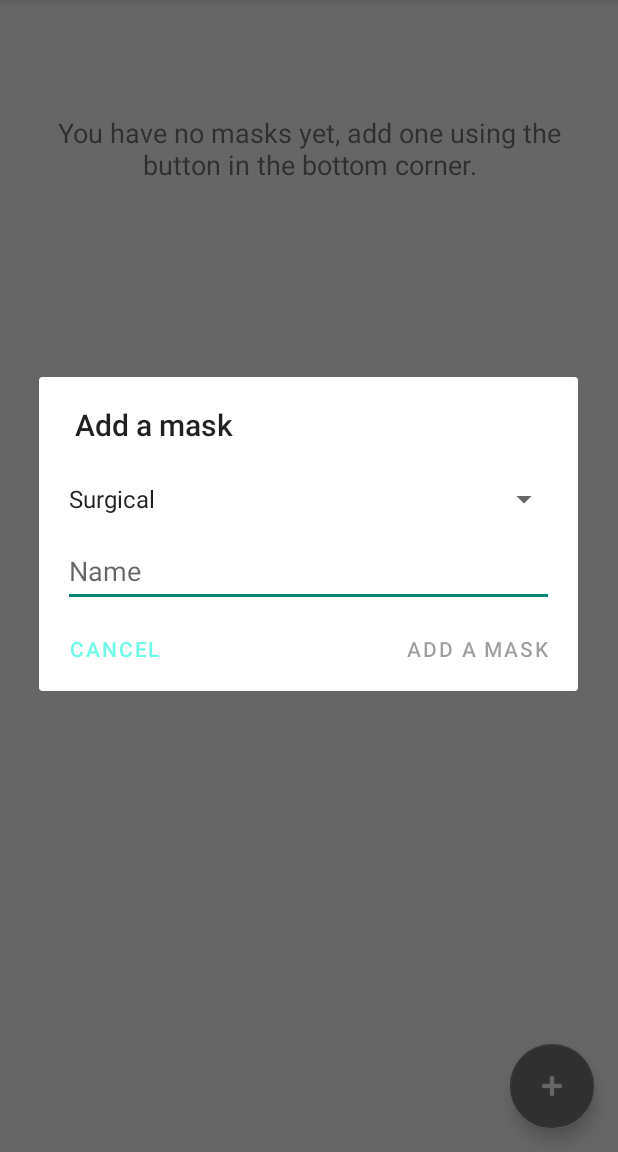
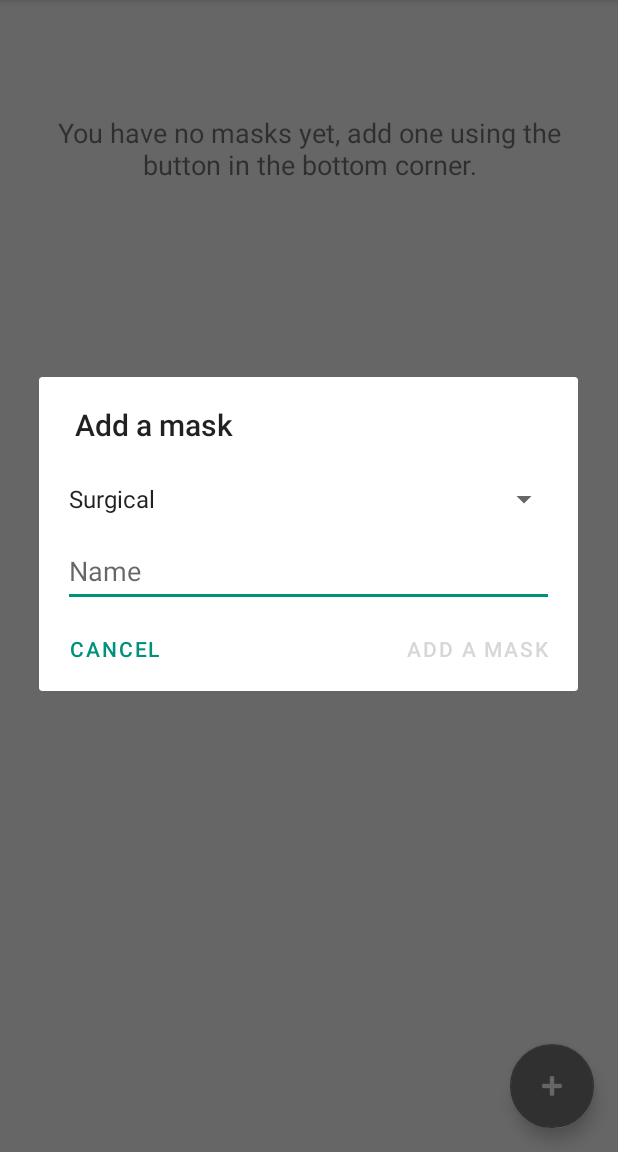
Before and after one commit to PLPeeters/MaskTimer, an Android app: the screen it shows after launch (MainActivity), after a tap on "Add a mask", on a phone screen of 412 x 824 dp, the part 84-1236 px from its top. Run offline under Robolectric (Android 15) with nearby library versions, the phone set to English and light mode, and no system bars; our stand-ins replace Room's generated code.

Commit message:
Improve theme

```diff
--- /dev/null
+++ b/app/src/main/res/color-night/button_text_color_selector.xml
@@ -0,0 +1,5 @@
+<?xml version="1.0" encoding="utf-8"?>
+<selector xmlns:android="http://schemas.android.com/apk/res/android">
+    <item android:state_enabled="false" android:color="@color/button_disabled"/>
+    <item android:color="@color/primary_color"/>
+</selector>
--- /dev/null
+++ b/app/src/main/res/color/button_text_color_selector.xml
@@ -0,0 +1,5 @@
+<?xml version="1.0" encoding="utf-8"?>
+<selector xmlns:android="http://schemas.android.com/apk/res/android">
+    <item android:state_enabled="false" android:color="@color/button_disabled"/>
+    <item android:color="@color/primary_dark_color"/>
+</selector>
--- a/app/src/main/res/values-night/themes.xml
+++ b/app/src/main/res/values-night/themes.xml
@@ -14,5 +14,15 @@
         <!-- Customize your theme here. -->
         <item name="toolbarStyle">@style/Theme.MaskTimer.Toolbar</item>
         <item name="appBarIconColor">@color/black</item>
+        <item name="radioButtonStyle">@style/Theme.MaskTimer.RadioButton</item>
+        <item name="alertDialogTheme">@style/Theme.MaskTimer.AlertDialog.Dark</item>
+    </style>
+
+    <style name="Theme.MaskTimer.AlertDialog.Dark" parent="Theme.MaskTimer.AlertDialog">
+        <item name="colorAccent">@color/primary_color</item>
+    </style>
+
+    <style name="Theme.MaskTimer.AlertDialog.Button" parent="Widget.MaterialComponents.Button.TextButton.Dialog">
+        <item name="android:textColor">@color/primary_color</item>
     </style>
 </resources>
--- a/app/src/main/res/values/colors.xml
+++ b/app/src/main/res/values/colors.xml
@@ -9,4 +9,5 @@
     <color name="timer_expired_color">#b71c1c</color>
     <color name="black">#FF000000</color>
     <color name="white">#FFFFFFFF</color>
+    <color name="button_disabled">@color/secondary_light_color</color>
 </resources>
--- a/app/src/main/res/values/themes.xml
+++ b/app/src/main/res/values/themes.xml
@@ -14,9 +14,34 @@
         <!-- Customize your theme here. -->
         <item name="toolbarStyle">@style/Theme.MaskTimer.Toolbar</item>
         <item name="appBarIconColor">@color/black</item>
+        <item name="radioButtonStyle">@style/Theme.MaskTimer.RadioButton</item>
+        <item name="alertDialogTheme">@style/Theme.MaskTimer.AlertDialog</item>
+        <item name="android:alertDialogTheme">@style/Theme.MaskTimer.AlertDialog</item>
     </style>
 
     <style name="Theme.MaskTimer.Toolbar" parent="Widget.MaterialComponents.Toolbar.Primary">
         <item name="color">@color/primary_color</item>
     </style>
+
+    <style name="Theme.MaskTimer.RadioButton" parent="Widget.AppCompat.CompoundButton.RadioButton">
+        <item name="android:textColorSecondary">?attr/colorPrimaryVariant</item>
+    </style>
+
+    <style name="Theme.MaskTimer.AlertDialog" parent="Theme.AppCompat.DayNight.Dialog.MinWidth">
+        <item name="colorAccent">@color/primary_dark_color</item>
+        <item name="buttonBarPositiveButtonStyle">@style/Theme.MaskTimer.AlertDialog.Button</item>
+        <item name="buttonBarNeutralButtonStyle">@style/Theme.MaskTimer.AlertDialog.Button.Neutral</item>
+        <item name="buttonBarNegativeButtonStyle">@style/Theme.MaskTimer.AlertDialog.Button</item>
+        <item name="android:buttonBarPositiveButtonStyle">@style/Theme.MaskTimer.AlertDialog.Button</item>
+        <item name="android:buttonBarNegativeButtonStyle">@style/Theme.MaskTimer.AlertDialog.Button</item>
+        <item name="android:buttonBarNeutralButtonStyle">@style/Theme.MaskTimer.AlertDialog.Button.Neutral</item>
+    </style>
+
+    <style name="Theme.MaskTimer.AlertDialog.Button" parent="Widget.MaterialComponents.Button.TextButton.Dialog">
+        <item name="android:textColor">@color/button_text_color_selector</item>
+    </style>
+
+    <style name="Theme.MaskTimer.AlertDialog.Button.Neutral" parent="Theme.MaskTimer.AlertDialog.Button">
+        <item name="android:layout_marginStart">0dp</item>
+    </style>
 </resources>
```
